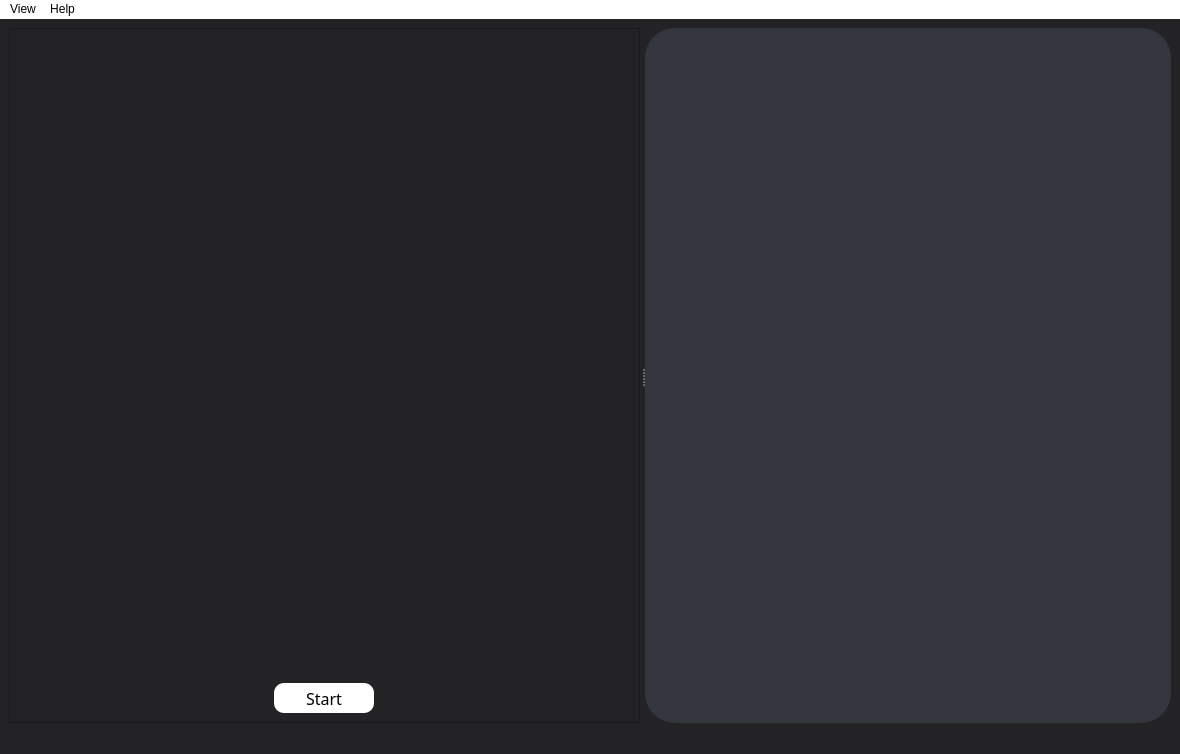
Before: the Qt Designer form ui_mainWindow.ui in Tobias-Mauritzon/DAT067, drawn with Qt 5.
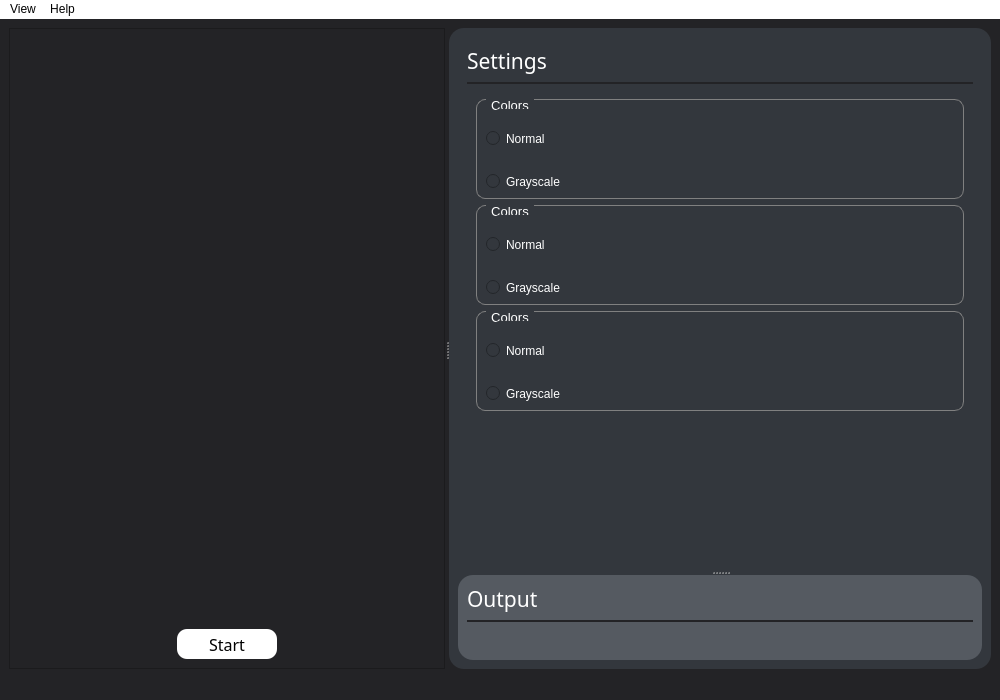
After: the same form once the commit is applied.

The edit to the form file:
```diff
--- a/ui_mainWindow.ui
+++ b/ui_mainWindow.ui
@@ -6,41 +6,75 @@
    <rect>
     <x>0</x>
     <y>0</y>
-    <width>1180</width>
-    <height>754</height>
+    <width>1000</width>
+    <height>700</height>
    </rect>
   </property>
   <property name="windowTitle">
    <string>MainWindow</string>
   </property>
   <property name="styleSheet">
-   <string notr="true">background-color: rgb(35, 35, 38)</string>
+   <string notr="true">*
+{
+	background-color: rgb(35, 35, 38);
+}
+
+/* VERTICAL SCROLLBAR */
+QScrollBar:vertical
+ {
+     background-color: red;
+     width: 15px;
+     margin: 15px 3px 15px 3px;
+     border: 1px transparent #2A2929;
+     border-radius: 4px;
+ }
+
+/*  HANDLE BAR VERTICAL */
+ QScrollBar::handle:vertical
+ {
+     background-color: #0D0D0D;         /* Handle color */
+     min-height: 5px;
+     border-radius: 4px;
+ }
+
+QScrollBar::handle:vertical:hover{	
+	background-color: rgb(35, 35, 38);
+}
+QScrollBar::handle:vertical:pressed {	
+	background-color: rgb(35, 35, 38);
+}
+
+ QScrollBar::up-arrow:vertical, QScrollBar::down-arrow:vertical
+ {
+     background: none;
+ }
+
+
+ QScrollBar::add-page:vertical, QScrollBar::sub-page:vertical
+ {
+     background: none;
+ }
+
+/* Disable top and bottom arrows*/
+QScrollBar::add-line:vertical {
+      border: none;
+      background: none;
+}
+
+QScrollBar::sub-line:vertical {
+      border: none;
+      background: none;
+}
+
+ </string>
   </property>
   <widget class="QWidget" name="centralwidget">
    <layout class="QHBoxLayout" name="horizontalLayout">
     <item>
      <widget class="QSplitter" name="frameSplitter">
-      <property name="sizePolicy">
-       <sizepolicy hsizetype="Ignored" vsizetype="Preferred">
-        <horstretch>0</horstretch>
-        <verstretch>0</verstretch>
-       </sizepolicy>
-      </property>
-      <property name="styleSheet">
-       <string notr="true"/>
-      </property>
       <property name="orientation">
        <enum>Qt::Horizontal</enum>
       </property>
-      <property name="opaqueResize">
-       <bool>true</bool>
-      </property>
-      <property name="handleWidth">
-       <number>5</number>
-      </property>
-      <property name="childrenCollapsible">
-       <bool>true</bool>
-      </property>
       <widget class="QFrame" name="cameraFrame">
        <property name="enabled">
         <bool>true</bool>
@@ -51,6 +85,12 @@
          <verstretch>0</verstretch>
         </sizepolicy>
        </property>
+       <property name="maximumSize">
+        <size>
+         <width>16777215</width>
+         <height>16777215</height>
+        </size>
+       </property>
        <property name="styleSheet">
         <string notr="true"/>
        </property>
@@ -63,6 +103,9 @@
        <layout class="QVBoxLayout" name="verticalLayout">
         <item>
          <widget class="QLabel" name="image_label">
+          <property name="enabled">
+           <bool>true</bool>
+          </property>
           <property name="sizePolicy">
            <sizepolicy hsizetype="Preferred" vsizetype="Preferred">
             <horstretch>0</horstretch>
@@ -132,21 +175,27 @@
         </item>
        </layout>
       </widget>
-      <widget class="QFrame" name="informationFrame">
+      <widget class="QFrame" name="sidePanel">
+       <property name="sizePolicy">
+        <sizepolicy hsizetype="Preferred" vsizetype="Preferred">
+         <horstretch>0</horstretch>
+         <verstretch>0</verstretch>
+        </sizepolicy>
+       </property>
        <property name="minimumSize">
         <size>
-         <width>0</width>
+         <width>200</width>
          <height>0</height>
         </size>
        </property>
        <property name="maximumSize">
         <size>
-         <width>1677215</width>
+         <width>16777215</width>
          <height>16777215</height>
         </size>
        </property>
        <property name="styleSheet">
-        <string notr="true">background-color:rgb(51, 55, 61); border-radius: 30px;</string>
+        <string notr="true">background-color:rgb(51, 55, 61); border-radius: 15px;</string>
        </property>
        <property name="frameShape">
         <enum>QFrame::StyledPanel</enum>
@@ -154,6 +203,476 @@
        <property name="frameShadow">
         <enum>QFrame::Raised</enum>
        </property>
+       <layout class="QVBoxLayout" name="verticalLayout_2">
+        <item>
+         <widget class="QSplitter" name="splitter_2">
+          <property name="sizePolicy">
+           <sizepolicy hsizetype="Preferred" vsizetype="Expanding">
+            <horstretch>0</horstretch>
+            <verstretch>0</verstretch>
+           </sizepolicy>
+          </property>
+          <property name="orientation">
+           <enum>Qt::Vertical</enum>
+          </property>
+          <widget class="QFrame" name="settingsFrame">
+           <property name="sizePolicy">
+            <sizepolicy hsizetype="Minimum" vsizetype="Ignored">
+             <horstretch>0</horstretch>
+             <verstretch>0</verstretch>
+            </sizepolicy>
+           </property>
+           <property name="styleSheet">
+            <string notr="true"/>
+           </property>
+           <property name="frameShape">
+            <enum>QFrame::StyledPanel</enum>
+           </property>
+           <property name="frameShadow">
+            <enum>QFrame::Raised</enum>
+           </property>
+           <layout class="QVBoxLayout" name="verticalLayout_3">
+            <item>
+             <widget class="QLabel" name="label">
+              <property name="sizePolicy">
+               <sizepolicy hsizetype="Ignored" vsizetype="Maximum">
+                <horstretch>0</horstretch>
+                <verstretch>0</verstretch>
+               </sizepolicy>
+              </property>
+              <property name="font">
+               <font>
+                <family>Rockwell</family>
+                <pointsize>16</pointsize>
+               </font>
+              </property>
+              <property name="styleSheet">
+               <string notr="true">color: white;</string>
+              </property>
+              <property name="text">
+               <string>Settings</string>
+              </property>
+              <property name="alignment">
+               <set>Qt::AlignLeading|Qt::AlignLeft|Qt::AlignVCenter</set>
+              </property>
+             </widget>
+            </item>
+            <item>
+             <widget class="Line" name="line_2">
+              <property name="maximumSize">
+               <size>
+                <width>16777215</width>
+                <height>2</height>
+               </size>
+              </property>
+              <property name="styleSheet">
+               <string notr="true">background-color: rgb(35, 35, 38)</string>
+              </property>
+              <property name="orientation">
+               <enum>Qt::Horizontal</enum>
+              </property>
+             </widget>
+            </item>
+            <item alignment="Qt::AlignTop">
+             <widget class="QScrollArea" name="scrollArea">
+              <property name="autoFillBackground">
+               <bool>false</bool>
+              </property>
+              <property name="styleSheet">
+               <string notr="true"/>
+              </property>
+              <property name="horizontalScrollBarPolicy">
+               <enum>Qt::ScrollBarAlwaysOff</enum>
+              </property>
+              <property name="widgetResizable">
+               <bool>true</bool>
+              </property>
+              <property name="alignment">
+               <set>Qt::AlignLeading|Qt::AlignLeft|Qt::AlignTop</set>
+              </property>
+              <widget class="QWidget" name="scrollAreaWidgetContents">
+               <property name="geometry">
+                <rect>
+                 <x>0</x>
+                 <y>0</y>
+                 <width>470</width>
+                 <height>330</height>
+                </rect>
+               </property>
+               <layout class="QVBoxLayout" name="verticalLayout_4">
+                <item>
+                 <widget class="QGroupBox" name="groupBox_2">
+                  <property name="sizePolicy">
+                   <sizepolicy hsizetype="Preferred" vsizetype="Fixed">
+                    <horstretch>0</horstretch>
+                    <verstretch>0</verstretch>
+                   </sizepolicy>
+                  </property>
+                  <property name="minimumSize">
+                   <size>
+                    <width>0</width>
+                    <height>100</height>
+                   </size>
+                  </property>
+                  <property name="maximumSize">
+                   <size>
+                    <width>16777215</width>
+                    <height>16777215</height>
+                   </size>
+                  </property>
+                  <property name="font">
+                   <font>
+                    <pointsize>10</pointsize>
+                   </font>
+                  </property>
+                  <property name="autoFillBackground">
+                   <bool>false</bool>
+                  </property>
+                  <property name="styleSheet">
+                   <string notr="true">
+QGroupBox {
+    border: 1px solid gray;
+    border-radius: 9px;
+    margin-top: 0.5em;
+}
+
+QGroupBox::title {
+	color: white;
+	subcontrol-origin: margin;
+    left: 10px;
+    padding: -3 3px 0 3px;
+}</string>
+                  </property>
+                  <property name="title">
+                   <string>Colors</string>
+                  </property>
+                  <property name="alignment">
+                   <set>Qt::AlignLeading|Qt::AlignLeft|Qt::AlignTop</set>
+                  </property>
+                  <property name="flat">
+                   <bool>false</bool>
+                  </property>
+                  <property name="checkable">
+                   <bool>false</bool>
+                  </property>
+                  <layout class="QVBoxLayout" name="verticalLayout_6">
+                   <property name="sizeConstraint">
+                    <enum>QLayout::SetDefaultConstraint</enum>
+                   </property>
+                   <property name="leftMargin">
+                    <number>9</number>
+                   </property>
+                   <property name="topMargin">
+                    <number>9</number>
+                   </property>
+                   <item>
+                    <widget class="QRadioButton" name="radioButton_3">
+                     <property name="sizePolicy">
+                      <sizepolicy hsizetype="Preferred" vsizetype="Preferred">
+                       <horstretch>0</horstretch>
+                       <verstretch>0</verstretch>
+                      </sizepolicy>
+                     </property>
+                     <property name="styleSheet">
+                      <string notr="true">color:white;</string>
+                     </property>
+                     <property name="text">
+                      <string>Normal</string>
+                     </property>
+                    </widget>
+                   </item>
+                   <item>
+                    <widget class="QRadioButton" name="radioButton_4">
+                     <property name="sizePolicy">
+                      <sizepolicy hsizetype="Preferred" vsizetype="Fixed">
+                       <horstretch>0</horstretch>
+                       <verstretch>0</verstretch>
+                      </sizepolicy>
+                     </property>
+                     <property name="styleSheet">
+                      <string notr="true">color:white;</string>
+                     </property>
+                     <property name="text">
+                      <string>Grayscale</string>
+                     </property>
+                    </widget>
+                   </item>
+                  </layout>
+                 </widget>
+                </item>
+                <item>
+                 <widget class="QGroupBox" name="groupBox_3">
+                  <property name="sizePolicy">
+                   <sizepolicy hsizetype="Preferred" vsizetype="Fixed">
+                    <horstretch>0</horstretch>
+                    <verstretch>0</verstretch>
+                   </sizepolicy>
+                  </property>
+                  <property name="minimumSize">
+                   <size>
+                    <width>0</width>
+                    <height>100</height>
+                   </size>
+                  </property>
+                  <property name="maximumSize">
+                   <size>
+                    <width>16777215</width>
+                    <height>16777215</height>
+                   </size>
+                  </property>
+                  <property name="font">
+                   <font>
+                    <pointsize>10</pointsize>
+                   </font>
+                  </property>
+                  <property name="autoFillBackground">
+                   <bool>false</bool>
+                  </property>
+                  <property name="styleSheet">
+                   <string notr="true">
+QGroupBox {
+    border: 1px solid gray;
+    border-radius: 9px;
+    margin-top: 0.5em;
+}
+
+QGroupBox::title {
+	color: white;
+	subcontrol-origin: margin;
+    left: 10px;
+    padding: -3 3px 0 3px;
+}</string>
+                  </property>
+                  <property name="title">
+                   <string>Colors</string>
+                  </property>
+                  <property name="alignment">
+                   <set>Qt::AlignLeading|Qt::AlignLeft|Qt::AlignTop</set>
+                  </property>
+                  <property name="flat">
+                   <bool>false</bool>
+                  </property>
+                  <property name="checkable">
+                   <bool>false</bool>
+                  </property>
+                  <layout class="QVBoxLayout" name="verticalLayout_7">
+                   <property name="sizeConstraint">
+                    <enum>QLayout::SetDefaultConstraint</enum>
+                   </property>
+                   <property name="leftMargin">
+                    <number>9</number>
+                   </property>
+                   <property name="topMargin">
+                    <number>9</number>
+                   </property>
+                   <item>
+                    <widget class="QRadioButton" name="radioButton_5">
+                     <property name="sizePolicy">
+                      <sizepolicy hsizetype="Preferred" vsizetype="Preferred">
+                       <horstretch>0</horstretch>
+                       <verstretch>0</verstretch>
+                      </sizepolicy>
+                     </property>
+                     <property name="styleSheet">
+                      <string notr="true">color:white;</string>
+                     </property>
+                     <property name="text">
+                      <string>Normal</string>
+                     </property>
+                    </widget>
+                   </item>
+                   <item>
+                    <widget class="QRadioButton" name="radioButton_6">
+                     <property name="sizePolicy">
+                      <sizepolicy hsizetype="Preferred" vsizetype="Fixed">
+                       <horstretch>0</horstretch>
+                       <verstretch>0</verstretch>
+                      </sizepolicy>
+                     </property>
+                     <property name="styleSheet">
+                      <string notr="true">color:white;</string>
+                     </property>
+                     <property name="text">
+                      <string>Grayscale</string>
+                     </property>
+                    </widget>
+                   </item>
+                  </layout>
+                 </widget>
+                </item>
+                <item>
+                 <widget class="QGroupBox" name="groupBox_5">
+                  <property name="sizePolicy">
+                   <sizepolicy hsizetype="Preferred" vsizetype="Fixed">
+                    <horstretch>0</horstretch>
+                    <verstretch>0</verstretch>
+                   </sizepolicy>
+                  </property>
+                  <property name="minimumSize">
+                   <size>
+                    <width>0</width>
+                    <height>100</height>
+                   </size>
+                  </property>
+                  <property name="maximumSize">
+                   <size>
+                    <width>16777215</width>
+                    <height>16777215</height>
+                   </size>
+                  </property>
+                  <property name="font">
+                   <font>
+                    <pointsize>10</pointsize>
+                   </font>
+                  </property>
+                  <property name="autoFillBackground">
+                   <bool>false</bool>
+                  </property>
+                  <property name="styleSheet">
+                   <string notr="true">
+QGroupBox {
+    border: 1px solid gray;
+    border-radius: 9px;
+    margin-top: 0.5em;
+}
+
+QGroupBox::title {
+	color: white;
+	subcontrol-origin: margin;
+    left: 10px;
+    padding: -3 3px 0 3px;
+}</string>
+                  </property>
+                  <property name="title">
+                   <string>Colors</string>
+                  </property>
+                  <property name="alignment">
+                   <set>Qt::AlignLeading|Qt::AlignLeft|Qt::AlignTop</set>
+                  </property>
+                  <property name="flat">
+                   <bool>false</bool>
+                  </property>
+                  <property name="checkable">
+                   <bool>false</bool>
+                  </property>
+                  <layout class="QVBoxLayout" name="verticalLayout_8">
+                   <property name="sizeConstraint">
+                    <enum>QLayout::SetDefaultConstraint</enum>
+                   </property>
+                   <property name="leftMargin">
+                    <number>9</number>
+                   </property>
+                   <property name="topMargin">
+                    <number>9</number>
+                   </property>
+                   <item>
+                    <widget class="QRadioButton" name="radioButton_9">
+                     <property name="sizePolicy">
+                      <sizepolicy hsizetype="Preferred" vsizetype="Preferred">
+                       <horstretch>0</horstretch>
+                       <verstretch>0</verstretch>
+                      </sizepolicy>
+                     </property>
+                     <property name="styleSheet">
+                      <string notr="true">color:white;</string>
+                     </property>
+                     <property name="text">
+                      <string>Normal</string>
+                     </property>
+                    </widget>
+                   </item>
+                   <item>
+                    <widget class="QRadioButton" name="radioButton_10">
+                     <property name="sizePolicy">
+                      <sizepolicy hsizetype="Preferred" vsizetype="Fixed">
+                       <horstretch>0</horstretch>
+                       <verstretch>0</verstretch>
+                      </sizepolicy>
+                     </property>
+                     <property name="styleSheet">
+                      <string notr="true">color:white;</string>
+                     </property>
+                     <property name="text">
+                      <string>Grayscale</string>
+                     </property>
+                    </widget>
+                   </item>
+                  </layout>
+                 </widget>
+                </item>
+               </layout>
+              </widget>
+             </widget>
+            </item>
+           </layout>
+          </widget>
+          <widget class="QFrame" name="informationFrame">
+           <property name="styleSheet">
+            <string notr="true">background-color: rgb(85, 90, 97);</string>
+           </property>
+           <property name="frameShape">
+            <enum>QFrame::StyledPanel</enum>
+           </property>
+           <property name="frameShadow">
+            <enum>QFrame::Raised</enum>
+           </property>
+           <layout class="QVBoxLayout" name="verticalLayout_9">
+            <item>
+             <widget class="QLabel" name="label_2">
+              <property name="sizePolicy">
+               <sizepolicy hsizetype="Ignored" vsizetype="Maximum">
+                <horstretch>0</horstretch>
+                <verstretch>0</verstretch>
+               </sizepolicy>
+              </property>
+              <property name="font">
+               <font>
+                <family>Rockwell</family>
+                <pointsize>16</pointsize>
+               </font>
+              </property>
+              <property name="styleSheet">
+               <string notr="true">color: white;</string>
+              </property>
+              <property name="text">
+               <string>Output</string>
+              </property>
+              <property name="alignment">
+               <set>Qt::AlignLeading|Qt::AlignLeft|Qt::AlignVCenter</set>
+              </property>
+             </widget>
+            </item>
+            <item>
+             <widget class="Line" name="line">
+              <property name="maximumSize">
+               <size>
+                <width>16777215</width>
+                <height>2</height>
+               </size>
+              </property>
+              <property name="styleSheet">
+               <string notr="true">background-color: rgb(35, 35, 38)</string>
+              </property>
+              <property name="orientation">
+               <enum>Qt::Horizontal</enum>
+              </property>
+             </widget>
+            </item>
+            <item>
+             <widget class="QFrame" name="frame">
+              <property name="frameShape">
+               <enum>QFrame::StyledPanel</enum>
+              </property>
+              <property name="frameShadow">
+               <enum>QFrame::Raised</enum>
+              </property>
+             </widget>
+            </item>
+           </layout>
+          </widget>
+         </widget>
+        </item>
+       </layout>
       </widget>
      </widget>
     </item>
@@ -164,7 +683,7 @@
     <rect>
      <x>0</x>
      <y>0</y>
-     <width>1180</width>
+     <width>1000</width>
      <height>22</height>
     </rect>
    </property>
```
Left out of the diff: 67 changed lines with no effect on the pictures.
